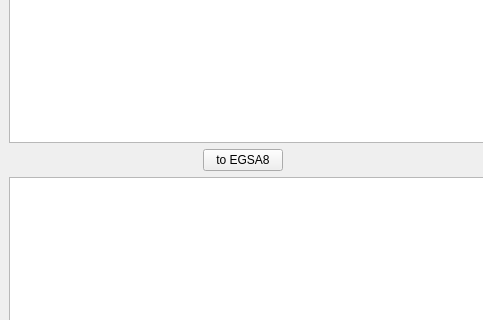
Before: the Qt Designer form gui-qt/mainwindow.ui in pattakosn/egsa87, drawn with Qt 5; both pictures show x 0 to 483 and y 129 to 449 of the 800 by 600 pixel window.
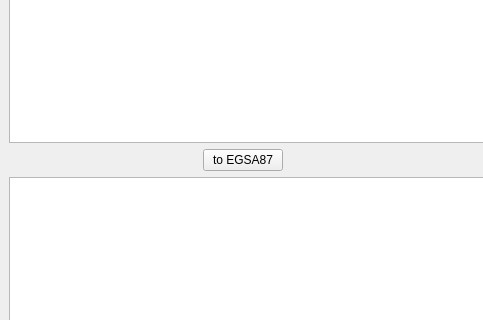
After: the same form once the commit is applied.

Commit message: fix button name

```diff
--- a/gui-qt/mainwindow.ui
+++ b/gui-qt/mainwindow.ui
@@ -67,7 +67,7 @@
     <item row="1" column="1">
      <widget class="QPushButton" name="to_EGSA87">
       <property name="text">
-       <string>to EGSA8</string>
+       <string>to EGSA87</string>
       </property>
      </widget>
     </item>
```
Left out of the diff: 2 changed lines with no effect on the pictures.
